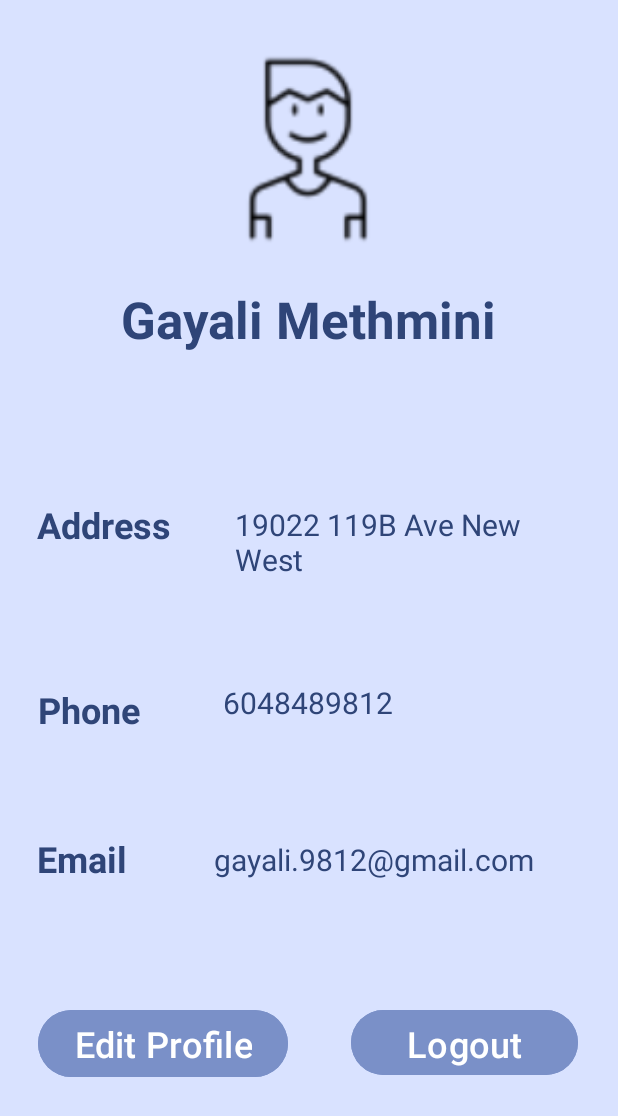
After one commit to noobj/Group5-Bookhub, an Android app: the UserProfile screen opened directly, with no data from a screen before it, on a phone screen of 412 x 824 dp. The commit adds this screen. Shown: the top 1116 px of the screen. Run offline under Robolectric (Android 15) with nearby library versions, the phone set to English and light mode, and no system bars.

Commit message:
feat:added the user profile screen

```diff
--- a/app/src/main/AndroidManifest.xml
+++ b/app/src/main/AndroidManifest.xml
@@ -12,6 +12,9 @@
         android:supportsRtl="true"
         android:theme="@style/Theme.Group5BookHub"
         tools:targetApi="31">
+        <activity
+            android:name=".UserProfile"
+            android:exported="false" />
         <activity
             android:name=".Splash"
             android:exported="true">
--- a/app/src/main/java/com/example/group5_bookhub/Login.java
+++ b/app/src/main/java/com/example/group5_bookhub/Login.java
@@ -2,7 +2,10 @@ package com.example.group5_bookhub;
 
 import androidx.appcompat.app.AppCompatActivity;
 
+import android.content.Intent;
 import android.os.Bundle;
+import android.view.View;
+import android.widget.Button;
 
 public class Login extends AppCompatActivity {
 
@@ -10,5 +13,13 @@ public class Login extends AppCompatActivity {
     protected void onCreate(Bundle savedInstanceState) {
         super.onCreate(savedInstanceState);
         setContentView(R.layout.activity_login);
+        Button loginButton = findViewById(R.id.btnSignIn);
+
+        loginButton.setOnClickListener(new View.OnClickListener() {
+            @Override
+            public void onClick(View view) {
+                startActivity(new Intent(Login.this, MainMenu.class));
+            }
+        });
     }
 }
--- a/app/src/main/java/com/example/group5_bookhub/MainMenu.java
+++ b/app/src/main/java/com/example/group5_bookhub/MainMenu.java
@@ -2,7 +2,10 @@ package com.example.group5_bookhub;
 
 import androidx.appcompat.app.AppCompatActivity;
 
+import android.content.Intent;
 import android.os.Bundle;
+import android.view.View;
+import android.widget.Button;
 
 public class MainMenu extends AppCompatActivity {
 
@@ -10,5 +13,13 @@ public class MainMenu extends AppCompatActivity {
     protected void onCreate(Bundle savedInstanceState) {
         super.onCreate(savedInstanceState);
         setContentView(R.layout.activity_main_menu);
+
+        Button userProfile = findViewById(R.id.btnMainMenuProfile);
+        userProfile.setOnClickListener(new View.OnClickListener() {
+            @Override
+            public void onClick(View view) {
+                startActivity(new Intent(MainMenu.this,UserProfile.class));
+            }
+        });
     }
 }
--- /dev/null
+++ b/app/src/main/java/com/example/group5_bookhub/UserProfile.java
@@ -0,0 +1,38 @@
+package com.example.group5_bookhub;
+
+import androidx.appcompat.app.AppCompatActivity;
+
+import android.content.Intent;
+import android.os.Bundle;
+import android.view.View;
+import android.widget.Button;
+import android.widget.TextView;
+
+public class UserProfile extends AppCompatActivity {
+
+    @Override
+    protected void onCreate(Bundle savedInstanceState) {
+        super.onCreate(savedInstanceState);
+        setContentView(R.layout.activity_user_profile);
+
+        TextView userName = findViewById(R.id.tvUserName);
+        TextView userAddress = findViewById(R.id.tvUaddress);
+        TextView userPhone = findViewById(R.id.tvUphone);
+        TextView userEmail = findViewById(R.id.tvUemail);
+        Button editProfile = findViewById(R.id.btnEditProfile);
+        Button logout = findViewById(R.id.btnLogout);
+
+        userName.setText("Gayali Methmini");
+        userAddress.setText("19022 119B Ave New West");
+        userPhone.setText("6048489812");
+        userEmail.setText("gayali.9812@gmail.com");
+
+        logout.setOnClickListener(new View.OnClickListener() {
+            @Override
+            public void onClick(View view) {
+                startActivity(new Intent(UserProfile.this,Login.class));
+            }
+        });
+
+    }
+}
--- /dev/null
+++ b/app/src/main/res/layout/activity_user_profile.xml
@@ -0,0 +1,148 @@
+<?xml version="1.0" encoding="utf-8"?>
+<androidx.constraintlayout.widget.ConstraintLayout xmlns:android="http://schemas.android.com/apk/res/android"
+    xmlns:app="http://schemas.android.com/apk/res-auto"
+    xmlns:tools="http://schemas.android.com/tools"
+    android:layout_width="match_parent"
+    android:layout_height="match_parent"
+    android:background="@color/material_dynamic_primary90"
+    tools:context=".UserProfile">
+
+    <ImageView
+        android:id="@+id/imgUser"
+        android:layout_width="137dp"
+        android:layout_height="130dp"
+        android:contentDescription="@string/imgUser"
+        app:layout_constraintBottom_toBottomOf="parent"
+        app:layout_constraintEnd_toEndOf="parent"
+        app:layout_constraintHorizontal_bias="0.498"
+        app:layout_constraintStart_toStartOf="parent"
+        app:layout_constraintTop_toTopOf="parent"
+        app:layout_constraintVertical_bias="0.05"
+        app:srcCompat="@drawable/usericon" />
+
+    <TextView
+        android:id="@+id/tvUserName"
+        android:layout_width="wrap_content"
+        android:layout_height="wrap_content"
+        android:textColor="@color/material_dynamic_primary30"
+        android:textSize="34sp"
+        android:textStyle="bold"
+        app:layout_constraintBottom_toBottomOf="parent"
+        app:layout_constraintEnd_toEndOf="parent"
+        app:layout_constraintStart_toStartOf="parent"
+        app:layout_constraintTop_toBottomOf="@+id/imgUser"
+        app:layout_constraintVertical_bias="0.041" />
+
+    <TextView
+        android:id="@+id/tvUserAddress"
+        android:layout_width="wrap_content"
+        android:layout_height="wrap_content"
+        android:text="@string/tvUserAddress"
+        android:textColor="@color/material_dynamic_primary30"
+        android:textSize="24sp"
+        android:textStyle="bold"
+        app:layout_constraintBottom_toBottomOf="parent"
+        app:layout_constraintEnd_toEndOf="parent"
+        app:layout_constraintHorizontal_bias="0.077"
+        app:layout_constraintStart_toStartOf="parent"
+        app:layout_constraintTop_toTopOf="parent"
+        app:layout_constraintVertical_bias="0.421" />
+
+    <TextView
+        android:id="@+id/tvUserPhone"
+        android:layout_width="wrap_content"
+        android:layout_height="wrap_content"
+        android:text="@string/tvUserPhone"
+        android:textColor="@color/material_dynamic_primary30"
+        android:textSize="24sp"
+        android:textStyle="bold"
+        app:layout_constraintBottom_toBottomOf="parent"
+        app:layout_constraintEnd_toEndOf="parent"
+        app:layout_constraintHorizontal_bias="0.073"
+        app:layout_constraintStart_toStartOf="parent"
+        app:layout_constraintTop_toTopOf="parent"
+        app:layout_constraintVertical_bias="0.577" />
+
+    <TextView
+        android:id="@+id/tvUserEmail"
+        android:layout_width="wrap_content"
+        android:layout_height="wrap_content"
+        android:text="@string/tvUserEmail"
+        android:textColor="@color/material_dynamic_primary30"
+        android:textSize="24sp"
+        android:textStyle="bold"
+        app:layout_constraintBottom_toBottomOf="parent"
+        app:layout_constraintEnd_toEndOf="parent"
+        app:layout_constraintHorizontal_bias="0.071"
+        app:layout_constraintStart_toStartOf="parent"
+        app:layout_constraintTop_toTopOf="parent"
+        app:layout_constraintVertical_bias="0.703" />
+
+    <Button
+        android:id="@+id/btnEditProfile"
+        android:layout_width="wrap_content"
+        android:layout_height="wrap_content"
+        android:backgroundTint="@color/material_dynamic_primary60"
+        android:text="@string/btnEditProfile"
+        android:textSize="24sp"
+        app:layout_constraintBottom_toBottomOf="parent"
+        app:layout_constraintEnd_toEndOf="parent"
+        app:layout_constraintHorizontal_bias="0.102"
+        app:layout_constraintStart_toStartOf="parent"
+        app:layout_constraintTop_toTopOf="parent"
+        app:layout_constraintVertical_bias="0.868" />
+
+    <Button
+        android:id="@+id/btnLogout"
+        android:layout_width="151dp"
+        android:layout_height="51dp"
+        android:backgroundTint="@color/material_dynamic_primary60"
+        android:text="@string/btnLogout"
+        android:textSize="24sp"
+        app:layout_constraintBottom_toBottomOf="parent"
+        app:layout_constraintEnd_toEndOf="parent"
+        app:layout_constraintHorizontal_bias="0.898"
+        app:layout_constraintStart_toStartOf="parent"
+        app:layout_constraintTop_toTopOf="parent"
+        app:layout_constraintVertical_bias="0.866" />
+
+    <TextView
+        android:id="@+id/tvUaddress"
+        android:layout_width="239dp"
+        android:layout_height="69dp"
+        android:textColor="@color/material_dynamic_primary30"
+        android:textSize="20sp"
+        app:layout_constraintBottom_toBottomOf="parent"
+        app:layout_constraintEnd_toEndOf="parent"
+        app:layout_constraintHorizontal_bias="0.906"
+        app:layout_constraintStart_toStartOf="parent"
+        app:layout_constraintTop_toTopOf="parent"
+        app:layout_constraintVertical_bias="0.445" />
+
+    <TextView
+        android:id="@+id/tvUphone"
+        android:layout_width="wrap_content"
+        android:layout_height="wrap_content"
+        android:textColor="@color/material_dynamic_primary30"
+        android:textSize="20sp"
+        app:layout_constraintBottom_toBottomOf="parent"
+        app:layout_constraintEnd_toEndOf="parent"
+        app:layout_constraintHorizontal_bias="0.498"
+        app:layout_constraintStart_toStartOf="parent"
+        app:layout_constraintTop_toTopOf="parent"
+        app:layout_constraintVertical_bias="0.571" />
+
+    <TextView
+        android:id="@+id/tvUemail"
+        android:layout_width="268dp"
+        android:layout_height="34dp"
+        android:gravity="center"
+        android:textColor="@color/material_dynamic_primary30"
+        android:textSize="20sp"
+        app:layout_constraintBottom_toBottomOf="parent"
+        app:layout_constraintEnd_toEndOf="parent"
+        app:layout_constraintHorizontal_bias="0.797"
+        app:layout_constraintStart_toStartOf="parent"
+        app:layout_constraintTop_toTopOf="parent"
+        app:layout_constraintVertical_bias="0.704" />
+</androidx.constraintlayout.widget.ConstraintLayout>
--- a/app/src/main/res/values/strings.xml
+++ b/app/src/main/res/values/strings.xml
@@ -21,4 +21,10 @@
     <string name="btnMainSellBook">Sell a Book</string>
     <string name="btnMainOrder">Order Details</string>
     <string name="btnMainProfile">User Profile</string>
+    <string name="imgUser">User profile image</string>
+    <string name="tvUserAddress">Address</string>
+    <string name="tvUserPhone">Phone</string>
+    <string name="tvUserEmail">Email</string>
+    <string name="btnEditProfile">Edit Profile</string>
+    <string name="btnLogout">Logout</string>
 </resources>
```
Also changed, not shown: app/src/main/res/drawable/usericon.png (added).
